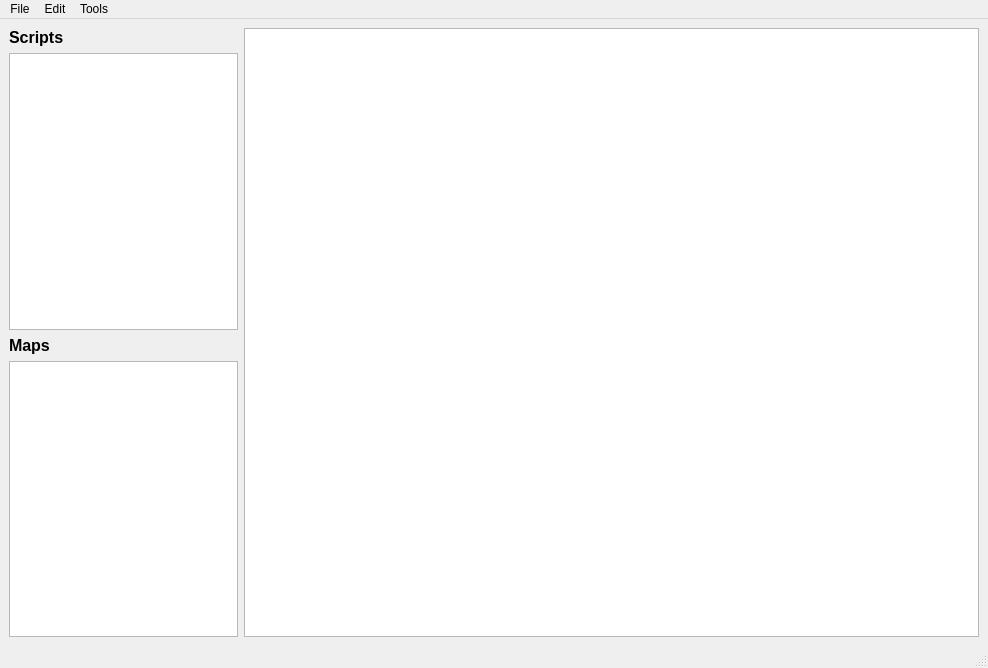
First picture: the form in ui/editorwindow.ui, repository hkeeble/ProcLevelDesigner, before the edit.
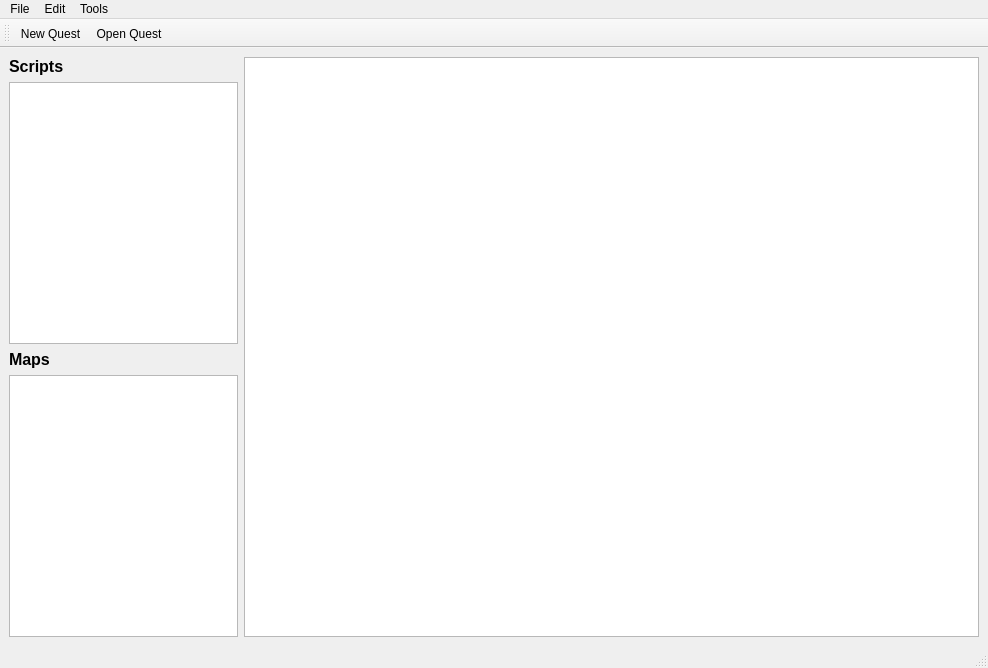
Second picture: the form after the edit.

```diff
--- a/ui/editorwindow.ui
+++ b/ui/editorwindow.ui
@@ -144,6 +144,19 @@
    <addaction name="menuTools"/>
   </widget>
   <widget class="QStatusBar" name="statusbar"/>
+  <widget class="QToolBar" name="toolBar">
+   <property name="windowTitle">
+    <string>toolBar</string>
+   </property>
+   <attribute name="toolBarArea">
+    <enum>TopToolBarArea</enum>
+   </attribute>
+   <attribute name="toolBarBreak">
+    <bool>true</bool>
+   </attribute>
+   <addaction name="actionNew_Quest"/>
+   <addaction name="actionOpen_Quest"/>
+  </widget>
   <action name="actionNew_Quest">
    <property name="enabled">
     <bool>true</bool>
```
Left out of the diff: 9 changed lines with no effect on the pictures.
